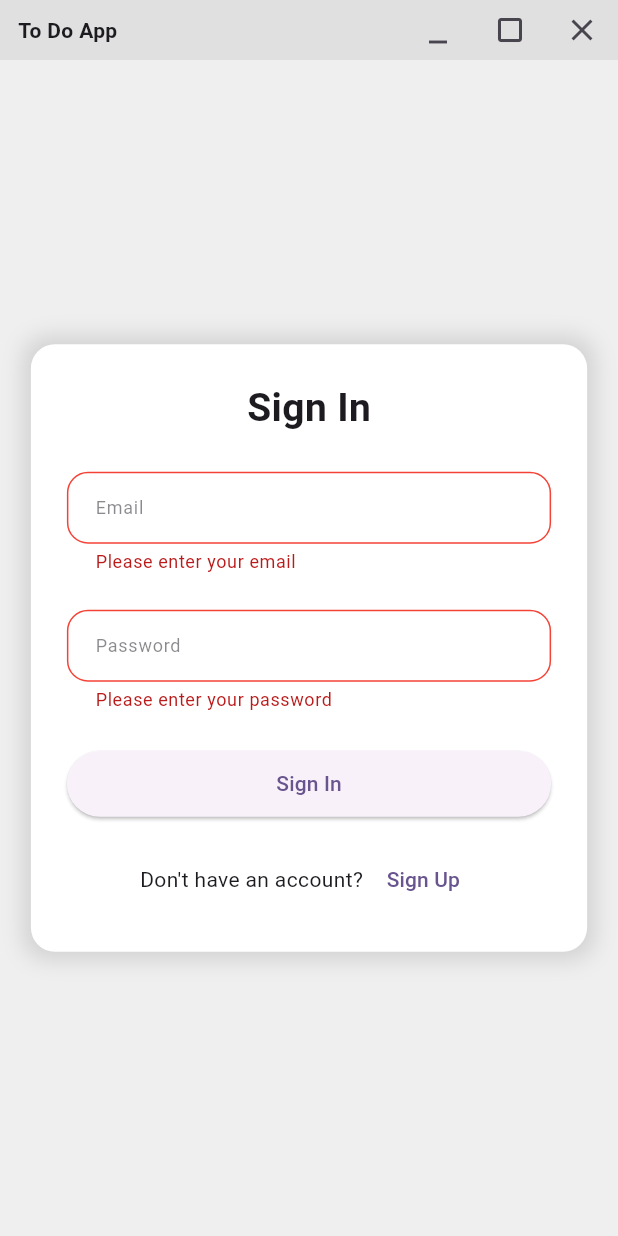
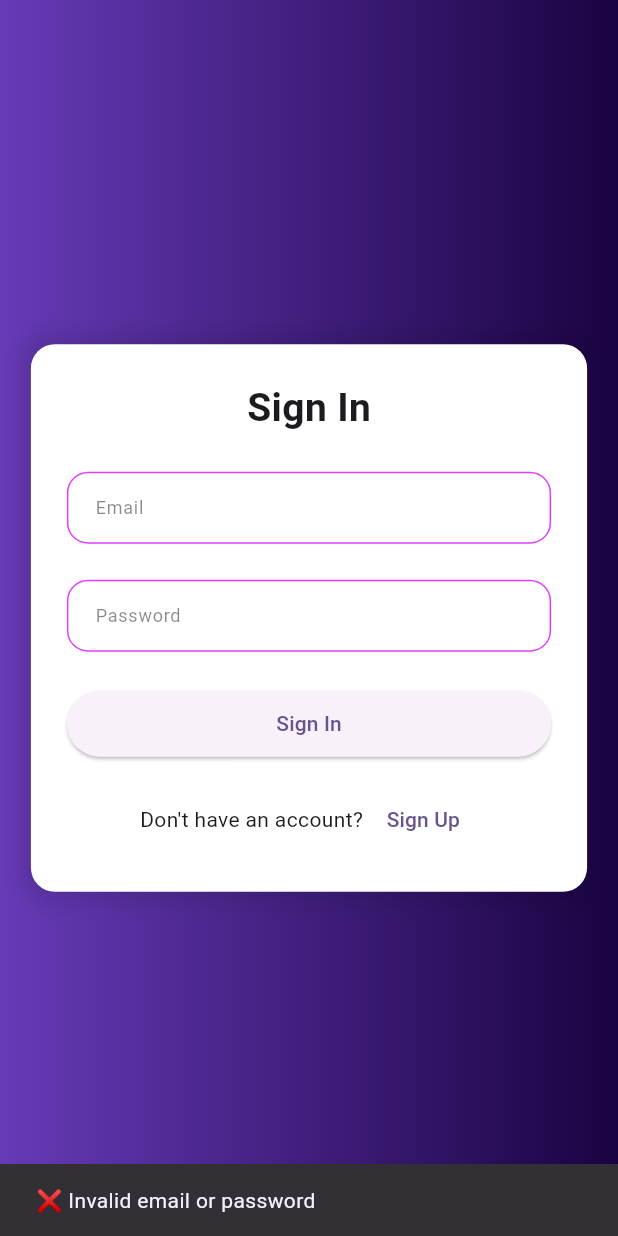
Before and after one commit to safiullahpk611/to-so-list, a Flutter app: the screen it shows after launch, after a tap on "Sign In", on a phone screen of 412 x 824 dp. Run offline on Flutter 3.47's test engine with Material 3 defaults, Android fonts, the phone set to English and light mode, and no system bars; drawn by our look-alikes of modal_progress_hud_nsn; our stand-ins replace shared_preferences, sqflite_common_ffi; missing offline and left inert: window_manager; accounts and stored records are empty.

Commit message:
auth flow added

```diff
--- /dev/null
+++ b/lib/core/enums/view_state.dart
@@ -0,0 +1,5 @@
+enum ViewState {
+  loading,
+  idle,
+  busy,
+}
--- a/lib/core/services/auth_services.dart
+++ b/lib/core/services/auth_services.dart
@@ -0,0 +1,63 @@
+import 'package:sqflite_common_ffi/sqflite_ffi.dart';
+import 'package:to_do_list/core/models/app_user.dart';
+import 'package:to_do_list/core/services/database_services.dart';
+
+class AuthServices {
+  DatabaseServices databaseServices = DatabaseServices();
+  Future<bool> insertUser(AppUser user) async {
+    try {
+      final exists = await userExists(user.email ?? '');
+      if (exists) {
+        print("⚠️ User already registered with this email.");
+        return false; // User already exists
+      }
+
+      final db = await databaseServices.database;
+      await db.insert(
+        'users',
+        user.toMap(),
+        conflictAlgorithm: ConflictAlgorithm.abort,
+      );
+      print("✅ User inserted into SQLite");
+      return true;
+    } catch (e) {
+      print("❌ Error inserting user: $e");
+      return false;
+    }
+  }
+
+  Future<bool> userExists(String email) async {
+    final db = await databaseServices.database;
+    final result = await db.query(
+      'users',
+      where: 'email = ?',
+      whereArgs: [email],
+    );
+    return result.isNotEmpty;
+  }
+
+  Future<AppUser?> getUserByEmailAndPassword(
+      String email, String password) async {
+    try {
+      final db = await databaseServices.database;
+      final result = await db.query(
+        'users',
+        where: 'email = ? AND password = ?',
+        whereArgs: [email, password],
+      );
+      print("the result is ${result}");
+      if (result.isNotEmpty) {
+        return AppUser.fromMap(result.first); // login success
+      } else {
+        print("the result empty}");
+        return null; // user not found
+      }
+    } catch (e) {
+      print("❌ Error fetching user: $e");
+      return null;
+    }
+  }
+
+//
+//
+}
--- a/lib/main.dart
+++ b/lib/main.dart
@@ -1,6 +1,7 @@
 import 'package:flutter/material.dart';
 import 'package:shared_preferences/shared_preferences.dart';
 import 'package:sqflite_common_ffi/sqflite_ffi.dart';
+import 'package:to_do_list/ui/screens/todo/todo_screen.dart';
 import 'package:window_manager/window_manager.dart';
 
 import 'ui/screens/auth/sign_in/sign_in.dart';
@@ -20,11 +21,11 @@ void main() async {
     size: Size(1000, 700),
     center: true,
     backgroundColor: Colors.transparent,
-    titleBarStyle: TitleBarStyle.hidden,
+    titleBarStyle: TitleBarStyle.normal,
   );
 
   windowManager.waitUntilReadyToShow(windowOptions, () async {
-    await windowManager.setMinimumSize(const Size(800, 600));
+    await windowManager.setMinimumSize(const Size(600, 800));
     await windowManager.setMaximumSize(const Size(1600, 1200));
     await windowManager.show();
     await windowManager.focus();
@@ -43,14 +44,15 @@ class MyApp extends StatelessWidget {
   // This widget is the root of your application.
   @override
   Widget build(BuildContext context) {
+    print("is login  ${isLoggedIn}");
     return MaterialApp(
       debugShowCheckedModeBanner: false,
-      title: 'To Do List',
+      //  title: 'To Do List',
       theme: ThemeData(
         colorScheme: ColorScheme.fromSeed(seedColor: Colors.deepPurple),
         useMaterial3: true,
       ),
-      home: SignInScreen(),
+      home: isLoggedIn ? TodoScreen() : SignInScreen(),
     );
   }
 }
--- a/lib/ui/screens/auth/sign_in/sign_in.dart
+++ b/lib/ui/screens/auth/sign_in/sign_in.dart
@@ -1,5 +1,7 @@
 import 'package:flutter/material.dart';
+import 'package:modal_progress_hud_nsn/modal_progress_hud_nsn.dart';
 import 'package:provider/provider.dart';
+import 'package:to_do_list/core/enums/view_state.dart';
 
 import 'package:to_do_list/ui/screens/auth/sign_in/sign_in_provider.dart';
 
@@ -23,8 +25,19 @@ class SignInScreen extends StatelessWidget {
           builder: (BuildContext context, SignInProvider model, Widget? child) {
         return Scaffold(
           backgroundColor: const Color(0xFFEFEFEF),
-          body: Column(children: [
-            CustomTitleBar(),
+          body: ModalProgressHUD(
+            progressIndicator: CircularProgressIndicator(
+              color: Colors.purple,
+            ),
+            inAsyncCall: model.state == ViewState.busy,
+            child: Container(
+              decoration: BoxDecoration(
+                  gradient: LinearGradient(colors: [
+                Colors.deepPurple,
+                const Color.fromARGB(255, 26, 3, 66)
+              ])),
+              child: Column(children: [
+                //CustomTitleBar(),
                 AuthFormContainer(
                     child: Form(
                   key: model.formKey,
@@ -40,15 +53,20 @@ class SignInScreen extends StatelessWidget {
                         ),
                         const SizedBox(height: 24),
                         CustomTextField(
+                          onChanged: (val) {
+                            print("email is :${val}");
+                            model.appUser.email = val;
+                          },
                           hintText: 'Email',
-                      myController: model.emailController,
+                          //  myController: model.emailController,
                           obscureText: false,
                           keyBoardType: TextInputType.emailAddress,
                           validator: (value) {
                             if (value == null || value.isEmpty) {
                               return 'Please enter your email';
                             }
-                        if (!RegExp(r'^[\w-]+(\.[\w-]+)*@[\w-]+(\.[\w-]+)+$')
+                            if (!RegExp(
+                                    r'^[\w-]+(\.[\w-]+)*@[\w-]+(\.[\w-]+)+$')
                                 .hasMatch(value)) {
                               return 'Please enter a valid email';
                             }
@@ -57,8 +75,12 @@ class SignInScreen extends StatelessWidget {
                         ),
                         const SizedBox(height: 24),
                         CustomTextField(
+                          onChanged: (val) {
+                            print("password is :${val}");
+                            model.appUser.password = val;
+                          },
                           hintText: 'Password',
-                      myController: model.passwordController,
+                          // myController: model.passwordController,
                           obscureText: true,
                           keyBoardType: TextInputType.visiblePassword,
                           validator: (value) {
@@ -73,31 +95,9 @@ class SignInScreen extends StatelessWidget {
                           width: double.infinity,
                           child: ElevatedButton(
                             onPressed: () async {
-                          if (model.formKey.currentState!.validate()) {
-                            // final user = await DatabaseServices.getUserByEmail(
-                            //   emailController.text.trim(),
-                            // );
+                              model.loginUser(context, model.appUser);
 
-                            // if (user == null) {
-                            //   ScaffoldMessenger.of(context).showSnackBar(
-                            //     const SnackBar(content: Text("User not found")),
-                            //   );
-                            // } else if (user.password != passwordController.text) {
-                            //   ScaffoldMessenger.of(context).showSnackBar(
-                            //     const SnackBar(content: Text("Incorrect password")),
-                            //   );
-                            // } else {
-                            //   final prefs = await SharedPreferences.getInstance();
-                            //   prefs.setBool('isLoggedIn', true);
-                            //   prefs.setString('userEmail', user.email);
-
-                            //   Navigator.pushReplacement(
-                            //     context,
-                            //     MaterialPageRoute(
-                            //         builder: (_) => TodoListScreen()),
-                            //   );
                               // }
-                          }
                             },
                             child: const Padding(
                               padding: EdgeInsets.symmetric(vertical: 12),
@@ -128,6 +128,8 @@ class SignInScreen extends StatelessWidget {
                   ),
                 ))
               ]),
+            ),
+          ),
         );
       }),
     );
--- a/lib/ui/screens/auth/sign_in/sign_in_provider.dart
+++ b/lib/ui/screens/auth/sign_in/sign_in_provider.dart
@@ -1,10 +1,50 @@
 import 'package:flutter/material.dart';
+import 'package:shared_preferences/shared_preferences.dart';
 import 'package:to_do_list/core/models/app_user.dart';
 import 'package:to_do_list/core/models/base_view_model.dart';
+import 'package:to_do_list/core/services/auth_services.dart';
+import 'package:to_do_list/core/services/database_services.dart';
+import 'package:to_do_list/core/services/view_state.dart';
 
 class SignInProvider extends BaseViewModal {
   AppUser appUser = AppUser();
   final formKey = GlobalKey<FormState>(); // ✅ Add this line
   TextEditingController emailController = TextEditingController();
   TextEditingController passwordController = TextEditingController();
+  DatabaseServices dbHelper = DatabaseServices();
+  AuthServices authServices = AuthServices();
+//user signin
+  Future<void> handleSignIn(AppUser appuser) async {
+    if (formKey.currentState!.validate()) {
+      print("calling signing ${appuser.email} ${appuser.password}");
+    }
+  }
+  ////////////////////login
+
+  Future<void> loginUser(BuildContext context, AppUser appUser) async {
+    try {
+      setState(ViewState.busy);
+      final user = await authServices.getUserByEmailAndPassword(
+          appUser.email.toString(), appUser.password.toString());
+      Future.delayed(Duration(seconds: 3));
+      setState(ViewState.idle);
+      if (user != null) {
+        final prefs = await SharedPreferences.getInstance();
+        await prefs.setBool('isLoggedIn', true);
+        ScaffoldMessenger.of(context).showSnackBar(
+          const SnackBar(content: Text('✅ Login successful')),
+        );
+        // Navigate to home screen or store login info in SharedPreferences
+      } else {
+        ScaffoldMessenger.of(context).showSnackBar(
+          const SnackBar(content: Text('❌ Invalid email or password')),
+        );
+      }
+    } catch (e) {
+      ScaffoldMessenger.of(context).showSnackBar(
+        SnackBar(content: Text('❌ Error during login: $e')),
+      );
+    }
+  }
+//
 }
--- a/lib/ui/widgets/auth_custom_form.dart
+++ b/lib/ui/widgets/auth_custom_form.dart
@@ -13,7 +13,7 @@ class AuthFormContainer extends StatelessWidget {
       child: LayoutBuilder(
         builder: (context, constraints) {
           double width = constraints.maxWidth;
-          double formWidth = width > 800 ? 500 : width * 0.9;
+          double formWidth = width > 800 ? 380 : width * 0.9;
 
           return Center(
             child: Container(
@@ -36,5 +36,7 @@ class AuthFormContainer extends StatelessWidget {
         },
       ),
     );
+
+    //
   }
 }
--- a/lib/ui/widgets/custom_text_field.dart
+++ b/lib/ui/widgets/custom_text_field.dart
@@ -2,7 +2,7 @@ import 'package:flutter/material.dart';
 
 class CustomTextField extends StatelessWidget {
   final String hintText;
-  final TextEditingController myController;
+
   final TextInputType keyBoardType;
   final bool obscureText;
   final VoidCallback? ontap;
@@ -21,9 +21,8 @@ class CustomTextField extends StatelessWidget {
     required this.hintText,
     this.prefixIcon,
     this.onChanged,
-    this.foucsBorderColor = const Color(0xffD1E6FF),
+    this.foucsBorderColor = Colors.purple,
     this.readOnly = false,
-    required this.myController,
     required this.keyBoardType,
     required this.obscureText,
     this.ontap,
@@ -41,7 +40,6 @@ class CustomTextField extends StatelessWidget {
       readOnly: readOnly,
       onChanged: onChanged,
       validator: validator,
-      controller: myController,
       keyboardType: keyBoardType,
       obscureText: obscureText,
       textInputAction: textInputAction,
@@ -62,14 +60,14 @@ class CustomTextField extends StatelessWidget {
           fontWeight: FontWeight.w400,
         ),
         border: OutlineInputBorder(
-          borderSide: const BorderSide(color: Color(0xffD1D1D6)),
+          borderSide: const BorderSide(color: Colors.purpleAccent),
           borderRadius: BorderRadius.circular(14),
         ),
         contentPadding:
             const EdgeInsets.symmetric(horizontal: 15, vertical: 10),
         enabledBorder: OutlineInputBorder(
             borderRadius: BorderRadius.circular(14),
-            borderSide: const BorderSide(color: Color(0xffD1D1D6), width: 1)),
+            borderSide: const BorderSide(color: Colors.purpleAccent, width: 1)),
         focusedBorder: OutlineInputBorder(
             borderRadius: BorderRadius.circular(14),
             borderSide: BorderSide(
--- a/pubspec.yaml
+++ b/pubspec.yaml
@@ -41,6 +41,7 @@ dependencies:
   path_provider: ^2.1.5
   path: ^1.9.0
   shared_preferences: ^2.5.3
+  modal_progress_hud_nsn: ^0.5.1
 
 dev_dependencies:
   flutter_test:
```
Also changed, not shown: lib/core/models/app_user.dart (+36 -22 lines), lib/core/services/database_services.dart (+44 -24 lines), lib/ui/screens/auth/signup/signup.dart (+32 -14 lines), lib/ui/screens/auth/signup/signup_provider.dart (+25 -2 lines), lib/ui/screens/todo/todo_provider.dart (added, +38 -0 lines), lib/ui/screens/todo/todo_screen.dart (added, +174 -0 lines), pubspec.lock, 1 other file. Lines whose indentation alone changed are shown as unchanged.
